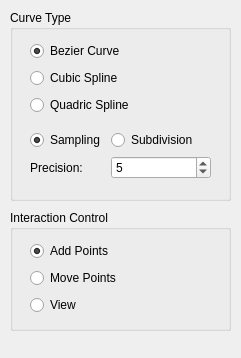
Before: the Qt Designer form GeoModeling/Control.ui in Wulonghua/GeometricModeling, drawn with Qt 5.
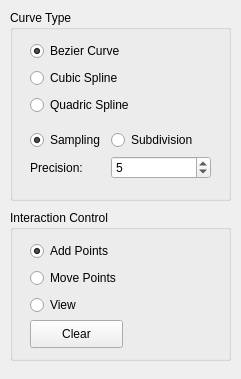
After: the same form once the commit is applied.

Diff of the .ui file:
```diff
--- a/GeoModeling/Control.ui
+++ b/GeoModeling/Control.ui
@@ -7,7 +7,7 @@
     <x>0</x>
     <y>0</y>
     <width>241</width>
-    <height>358</height>
+    <height>379</height>
    </rect>
   </property>
   <property name="windowTitle">
@@ -123,7 +123,7 @@
      <x>10</x>
      <y>210</y>
      <width>221</width>
-     <height>121</height>
+     <height>151</height>
     </rect>
    </property>
    <property name="title">
@@ -165,6 +165,19 @@
      </item>
     </layout>
    </widget>
+   <widget class="QPushButton" name="pushButton_clear">
+    <property name="geometry">
+     <rect>
+      <x>20</x>
+      <y>110</y>
+      <width>93</width>
+      <height>28</height>
+     </rect>
+    </property>
+    <property name="text">
+     <string>Clear</string>
+    </property>
+   </widget>
   </widget>
  </widget>
  <resources/>
```
